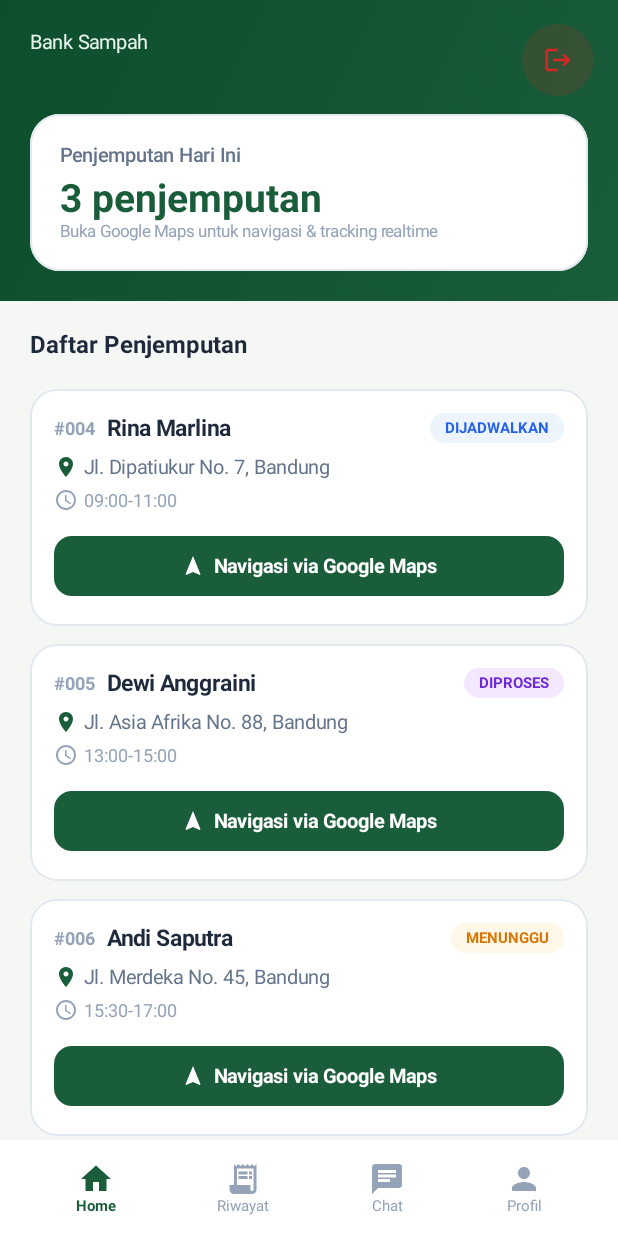
After one commit to unkronnn/Resik, an Android app built with Jetpack Compose: the composable BankSampahHomeScreen called with empty values, on a phone screen of 412 x 824 dp. The commit adds this screen. Run offline under Robolectric (Android 15) with nearby library versions, the phone set to English and light mode, and no system bars.

Commit message:
feat(android): Bank Sampah home with pickup list & Google Maps navigation

```diff
--- a/android-client/app/src/main/java/com/resik/client/ui/MainActivity.kt
+++ b/android-client/app/src/main/java/com/resik/client/ui/MainActivity.kt
@@ -22,6 +22,7 @@ class MainActivity : ComponentActivity() {
         var userName by mutableStateOf("Loading...")
         var saldo by mutableStateOf("Rp 0")
         var poin by mutableStateOf("0")
+        var role by mutableStateOf("")
 
         ApiClient.getApi().getMe(ApiClient.getAuthHeader())
             .enqueue(object : Callback<Map<String, Any>> {
@@ -31,6 +32,7 @@ class MainActivity : ComponentActivity() {
                         userName = user["nama"]?.toString() ?: "User"
                         saldo = "Rp ${user["saldoDompet"] ?: 0}"
                         poin = (user["poinReward"] ?: 0).toString()
+                        role = user["role"]?.toString() ?: "MASYARAKAT"
                     }
                 }
                 override fun onFailure(c: Call<Map<String, Any>>, t: Throwable) {
@@ -40,6 +42,19 @@ class MainActivity : ComponentActivity() {
 
         setContent {
             ResikTheme {
+                if (role.equals("BANK_SAMPAH", ignoreCase = true)) {
+                    BankSampahHomeScreen(
+                        userName = userName,
+                        onLogout = {
+                            ApiClient.logout()
+                            startActivity(Intent(this, WelcomeActivity::class.java))
+                            finish()
+                        },
+                        onNavChat = { startActivity(Intent(this, ChatActivity::class.java)) },
+                        onNavProfil = { startActivity(Intent(this, ProfilActivity::class.java)) },
+                        onNavRiwayat = { startActivity(Intent(this, RiwayatActivity::class.java)) },
+                    )
+                } else {
                     HomeScreen(
                         userName = userName,
                         saldo = saldo,
@@ -63,3 +78,4 @@ class MainActivity : ComponentActivity() {
             }
         }
     }
+}
--- /dev/null
+++ b/android-client/app/src/main/java/com/resik/client/ui/screens/BankSampahHomeScreen.kt
@@ -0,0 +1,174 @@
+package com.resik.client.ui.screens
+
+import android.content.Intent
+import android.net.Uri
+import androidx.compose.foundation.background
+import androidx.compose.foundation.border
+import androidx.compose.foundation.clickable
+import androidx.compose.foundation.layout.*
+import androidx.compose.foundation.shape.CircleShape
+import androidx.compose.foundation.shape.RoundedCornerShape
+import androidx.compose.material.icons.Icons
+import androidx.compose.material.icons.filled.*
+import androidx.compose.material3.*
+import androidx.compose.runtime.*
+import androidx.compose.ui.Alignment
+import androidx.compose.ui.Modifier
+import androidx.compose.ui.draw.clip
+import androidx.compose.ui.graphics.Brush
+import androidx.compose.ui.graphics.Color
+import androidx.compose.ui.platform.LocalContext
+import androidx.compose.ui.text.font.FontWeight
+import androidx.compose.ui.unit.dp
+import androidx.compose.ui.unit.sp
+import com.resik.client.ui.theme.*
+
+data class BankPickup(
+    val id: String,
+    val nama: String,
+    val alamat: String,
+    val waktu: String,
+    val status: String,
+    val lat: Double,
+    val lng: Double
+)
+
+@Composable
+fun BankSampahHomeScreen(
+    userName: String,
+    onLogout: () -> Unit,
+    onNavChat: () -> Unit,
+    onNavProfil: () -> Unit,
+    onNavRiwayat: () -> Unit,
+) {
+    val context = LocalContext.current
+    val pickups = remember {
+        listOf(
+            BankPickup("#004", "Rina Marlina", "Jl. Dipatiukur No. 7, Bandung", "09:00-11:00", "DIJADWALKAN", -6.8898, 107.6160),
+            BankPickup("#005", "Dewi Anggraini", "Jl. Asia Afrika No. 88, Bandung", "13:00-15:00", "DIPROSES", -6.9210, 107.6070),
+            BankPickup("#006", "Andi Saputra", "Jl. Merdeka No. 45, Bandung", "15:30-17:00", "MENUNGGU", -6.9147, 107.6098),
+        )
+    }
+
+    Column(modifier = Modifier.fillMaxSize().background(BgLight)) {
+        Column(
+            modifier = Modifier
+                .fillMaxWidth()
+                .background(Brush.linearGradient(listOf(GreenDark, GreenPrimary)))
+                .padding(start = 20.dp, end = 20.dp, top = 20.dp, bottom = 20.dp)
+        ) {
+            Row(
+                modifier = Modifier.fillMaxWidth(),
+                horizontalArrangement = Arrangement.SpaceBetween,
+                verticalAlignment = Alignment.CenterVertically
+            ) {
+                Column {
+                    Text("Bank Sampah", fontSize = 13.sp, color = GreenMint)
+                    Text(userName, fontSize = 20.sp, fontWeight = FontWeight.Bold, color = BgWhite)
+                }
+                IconButton(onClick = onLogout, modifier = Modifier.size(40.dp).clip(CircleShape).background(RedLogout.copy(alpha = 0.15f))) {
+                    Icon(Icons.Filled.Logout, contentDescription = "Logout", tint = RedLogout, modifier = Modifier.size(20.dp))
+                }
+            }
+            Spacer(Modifier.height(16.dp))
+            Card(
+                shape = RoundedCornerShape(20.dp),
+                colors = CardDefaults.cardColors(containerColor = BgWhite),
+                elevation = CardDefaults.cardElevation(defaultElevation = 0.dp),
+                modifier = Modifier.fillMaxWidth().border(1.dp, BorderLight, RoundedCornerShape(20.dp))
+            ) {
+                Column(Modifier.padding(20.dp)) {
+                    Text("Penjemputan Hari Ini", fontSize = 13.sp, color = TextSecondary, fontWeight = FontWeight.SemiBold)
+                    Spacer(Modifier.height(6.dp))
+                    Text("${pickups.size} penjemputan", fontSize = 26.sp, fontWeight = FontWeight.Bold, color = GreenPrimary)
+                    Text("Buka Google Maps untuk navigasi & tracking realtime", fontSize = 11.sp, color = TextHint)
+                }
+            }
+        }
+
+        Text("Daftar Penjemputan", fontSize = 16.sp, fontWeight = FontWeight.Bold, color = TextPrimary, modifier = Modifier.padding(20.dp))
+
+        Column(
+            modifier = Modifier.weight(1f).padding(horizontal = 20.dp),
+            verticalArrangement = Arrangement.spacedBy(12.dp)
+        ) {
+            pickups.forEach { p ->
+                PickupCard(
+                    p = p,
+                    onNavigate = {
+                        val uri = Uri.parse("google.navigation:q=${p.lat},${p.lng}&mode=d")
+                        val mapsUri = Uri.parse("https://maps.google.com/?daddr=${p.lat},${p.lng}")
+                        runCatching { context.startActivity(Intent(Intent.ACTION_VIEW, uri)) }
+                            .onFailure { context.startActivity(Intent(Intent.ACTION_VIEW, mapsUri)) }
+                    }
+                )
+            }
+        }
+
+        BottomNav(
+            activeTab = "home",
+            onHome = { },
+            onRiwayat = onNavRiwayat,
+            onChat = onNavChat,
+            onProfil = onNavProfil,
+        )
+    }
+}
+
+@Composable
+fun PickupCard(p: BankPickup, onNavigate: () -> Unit) {
+    Card(
+        shape = RoundedCornerShape(18.dp),
+        colors = CardDefaults.cardColors(containerColor = BgWhite),
+        elevation = CardDefaults.cardElevation(defaultElevation = 0.dp),
+        modifier = Modifier.fillMaxWidth().border(1.dp, BorderLight, RoundedCornerShape(18.dp))
+    ) {
+        Column(Modifier.padding(16.dp)) {
+            Row(verticalAlignment = Alignment.CenterVertically) {
+                Text(p.id, fontSize = 12.sp, fontWeight = FontWeight.Bold, color = TextHint)
+                Spacer(Modifier.width(8.dp))
+                Text(p.nama, fontSize = 15.sp, fontWeight = FontWeight.Bold, color = TextPrimary, modifier = Modifier.weight(1f))
+                StatusPill(p.status)
+            }
+            Spacer(Modifier.height(8.dp))
+            Row(verticalAlignment = Alignment.CenterVertically) {
+                Icon(Icons.Filled.LocationOn, contentDescription = null, tint = GreenPrimary, modifier = Modifier.size(16.dp))
+                Spacer(Modifier.width(4.dp))
+                Text(p.alamat, fontSize = 13.sp, color = TextSecondary)
+            }
+            Spacer(Modifier.height(6.dp))
+            Row(verticalAlignment = Alignment.CenterVertically) {
+                Icon(Icons.Filled.Schedule, contentDescription = null, tint = TextHint, modifier = Modifier.size(16.dp))
+                Spacer(Modifier.width(4.dp))
+                Text(p.waktu, fontSize = 12.sp, color = TextHint)
+            }
+            Spacer(Modifier.height(12.dp))
+            Button(
+                onClick = onNavigate,
+                shape = RoundedCornerShape(12.dp),
+                colors = ButtonDefaults.buttonColors(containerColor = GreenPrimary),
+                contentPadding = PaddingValues(vertical = 10.dp),
+                modifier = Modifier.fillMaxWidth()
+            ) {
+                Icon(Icons.Filled.Navigation, contentDescription = null, modifier = Modifier.size(16.dp))
+                Spacer(Modifier.width(6.dp))
+                Text("Navigasi via Google Maps", fontSize = 13.sp, fontWeight = FontWeight.Bold)
+            }
+        }
+    }
+}
+
+@Composable
+fun StatusPill(status: String) {
+    val (bg, fg) = when (status) {
+        "SELESAI" -> GreenPale to GreenPrimary
+        "DIPROSES" -> Color(0xFFF3E8FF) to Color(0xFF6D28D9)
+        "DIJADWALKAN" -> Color(0xFFEDF4FE) to Color(0xFF2563EB)
+        else -> Color(0xFFFFF7E8) to Color(0xFFD97706)
+    }
+    Box(
+        modifier = Modifier.clip(RoundedCornerShape(20.dp)).background(bg).padding(horizontal = 10.dp, vertical = 4.dp)
+    ) {
+        Text(status, fontSize = 10.sp, fontWeight = FontWeight.Bold, color = fg)
+    }
+}
```
Lines whose indentation alone changed are shown as unchanged.
